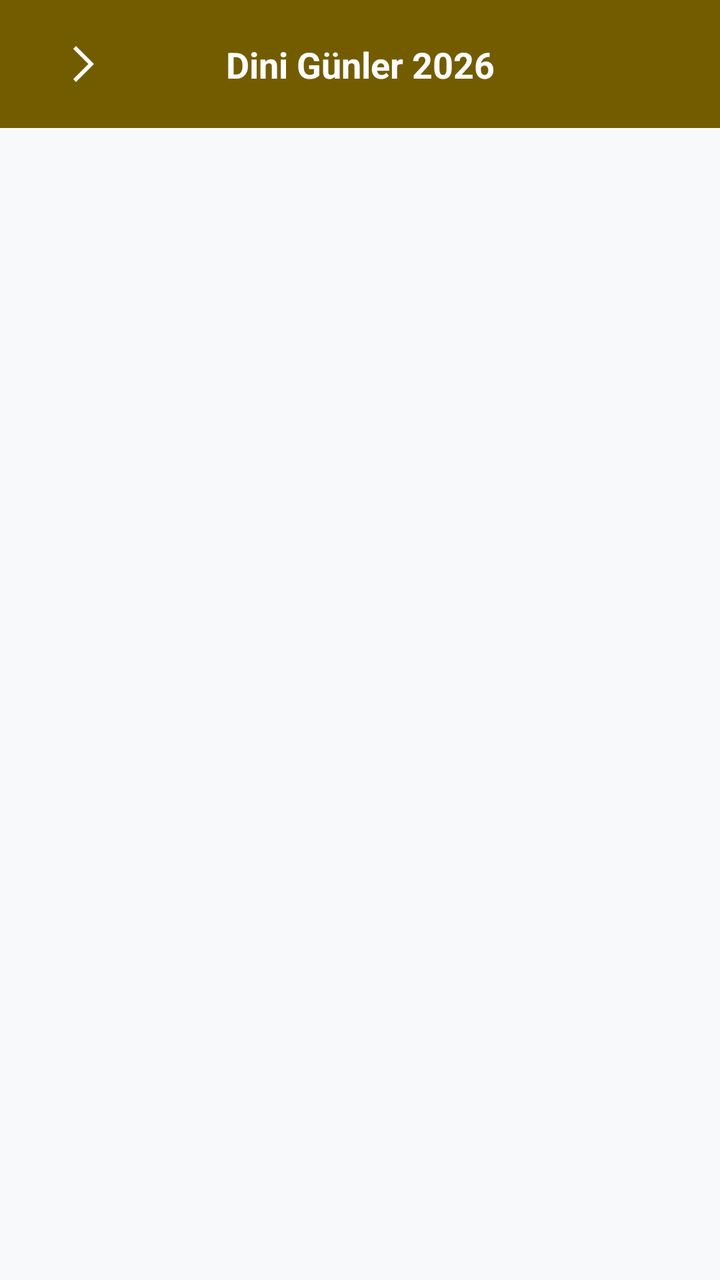
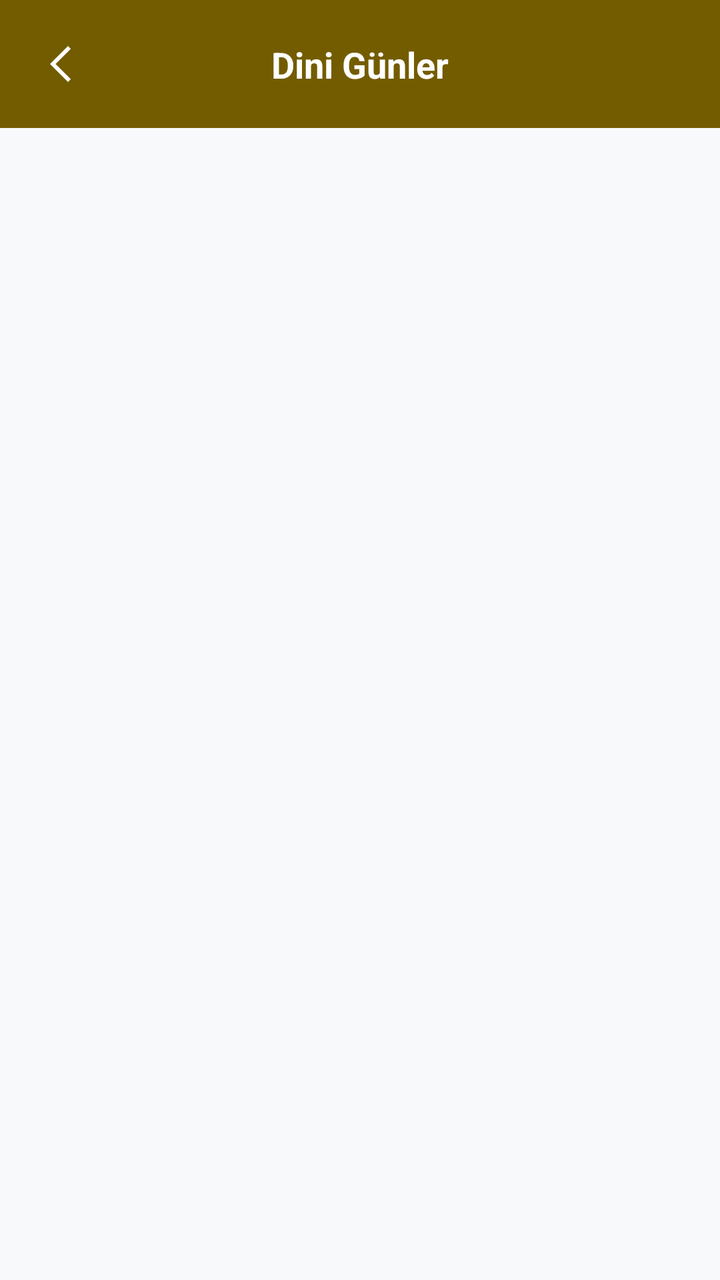

The first picture is an Android layout as it rendered before a commit; the second is the same layout after the commit. The layout source and the unified diff follow.
<!-- AndroidManifest.xml: activity theme Theme.Hilalim -->
<!-- res/layout/activity_dini_gunler.xml -->
<?xml version="1.0" encoding="utf-8"?>
<androidx.constraintlayout.widget.ConstraintLayout xmlns:android="http://schemas.android.com/apk/res/android"
    xmlns:app="http://schemas.android.com/apk/res-auto"
    xmlns:tools="http://schemas.android.com/tools"
    android:layout_width="match_parent"
    android:layout_height="match_parent"
    android:background="@color/neutral_bg">

    <androidx.constraintlayout.widget.ConstraintLayout
        android:id="@+id/dini_header"
        android:layout_width="match_parent"
        android:layout_height="64dp"
        android:background="@color/header_bg"
        android:paddingHorizontal="16dp"
        app:layout_constraintTop_toTopOf="parent">

        <ImageView
            android:id="@+id/btn_back"
            android:layout_width="40dp"
            android:layout_height="40dp"
            android:padding="8dp"
            android:rotation="180"
            android:src="@drawable/ic_back_arrow"
            app:layout_constraintBottom_toBottomOf="parent"
            app:layout_constraintStart_toStartOf="parent"
            app:layout_constraintTop_toTopOf="parent"
            app:tint="@color/white" />

        <TextView
            android:layout_width="wrap_content"
            android:layout_height="wrap_content"
            android:text="Dini Günler 2026"
            android:textColor="@color/white"
            android:textSize="18sp"
            android:textStyle="bold"
            app:layout_constraintBottom_toBottomOf="parent"
            app:layout_constraintEnd_toEndOf="parent"
            app:layout_constraintStart_toStartOf="parent"
            app:layout_constraintTop_toTopOf="parent" />
    </androidx.constraintlayout.widget.ConstraintLayout>

    <androidx.recyclerview.widget.RecyclerView
        android:id="@+id/rv_days"
        android:layout_width="match_parent"
        android:layout_height="0dp"
        android:padding="16dp"
        app:layout_constraintBottom_toBottomOf="parent"
        app:layout_constraintTop_toBottomOf="@id/dini_header" />

</androidx.constraintlayout.widget.ConstraintLayout>
<!-- resources referenced by this layout -->
<resources>
  <color name="header_bg">#735C00</color>
  <color name="neutral_bg">@color/md_theme_light_background</color>
  <color name="white">#FFFFFFFF</color>
  <!-- drawable ic_back_arrow (drawable) -->
  <vector xmlns:android="http://schemas.android.com/apk/res/android"
      android:width="24dp"
      android:height="24dp"
      android:viewportWidth="960"
      android:viewportHeight="960"
      android:autoMirrored="true"
      android:tint="?attr/colorControlNormal">
    <path
        android:fillColor="@android:color/white"
        android:pathData="M400,840L40,480L400,120L456,176L152,480L456,784L400,840Z"/>
  </vector>
  <style name="Theme.Hilalim" parent="Base.Theme.Hilalim" />
  <color name="md_theme_light_background">#F8F9FA</color>
  <color name="md_theme_light_primary">#735C00</color>
  <color name="md_theme_light_onPrimary">#FFFFFF</color>
  <color name="md_theme_light_primaryContainer">#D4AF37</color>
  <color name="md_theme_light_onPrimaryContainer">#554300</color>
  <color name="md_theme_light_secondary">#5E5F5C</color>
  <color name="md_theme_light_onSecondary">#FFFFFF</color>
  <color name="md_theme_light_secondaryContainer">#E0E0DC</color>
  <color name="md_theme_light_onSecondaryContainer">#626360</color>
  <color name="md_theme_light_tertiary">#5F5F56</color>
  <color name="md_theme_light_onTertiary">#FFFFFF</color>
  <color name="md_theme_light_tertiaryContainer">#B4B3A8</color>
  <color name="md_theme_light_onTertiaryContainer">#45453D</color>
  <color name="md_theme_light_surface">#F8F9FA</color>
  <color name="md_theme_light_onSurface">#191C1D</color>
  <color name="md_theme_light_surfaceVariant">#E1E3E4</color>
  <color name="md_theme_light_onSurfaceVariant">#4D4635</color>
  <color name="md_theme_light_outline">#7F7663</color>
  <color name="md_theme_light_inverseSurface">#2E3132</color>
  <color name="md_theme_light_inverseOnSurface">#EFF1F2</color>
  <color name="md_theme_light_error">#BA1A1A</color>
  <color name="md_theme_light_onError">#FFFFFF</color>
  <color name="md_theme_light_errorContainer">#FFDAD6</color>
  <color name="md_theme_light_onErrorContainer">#93000A</color>
  <!-- unchanged entries left out for length: 1 -->
</resources>

<!-- the commit's change to res/layout/activity_dini_gunler.xml (unified diff, before → after) -->
@@ -18,8 +18,8 @@
             android:id="@+id/btn_back"
             android:layout_width="40dp"
             android:layout_height="40dp"
+            android:contentDescription="@string/desc_back"
             android:padding="8dp"
-            android:rotation="180"
             android:src="@drawable/ic_back_arrow"
             app:layout_constraintBottom_toBottomOf="parent"
             app:layout_constraintStart_toStartOf="parent"
@@ -29,7 +29,7 @@
         <TextView
             android:layout_width="wrap_content"
             android:layout_height="wrap_content"
-            android:text="Dini Günler 2026"
+            android:text="@string/tool_dini_gunler"
             android:textColor="@color/white"
             android:textSize="18sp"
             android:textStyle="bold"
<!-- resource entries referenced after the edit -->
@@ -15,6 +15,8 @@
         android:fillColor="@android:color/white"
         android:pathData="M400,840L40,480L400,120L456,176L152,480L456,784L400,840Z"/>
   </vector>
+  <string name="desc_back">Geri</string>
+  <string name="tool_dini_gunler">Dini Günler</string>
   <style name="Theme.Hilalim" parent="Base.Theme.Hilalim" />
   <color name="md_theme_light_background">#F8F9FA</color>
   <color name="md_theme_light_primary">#735C00</color>
